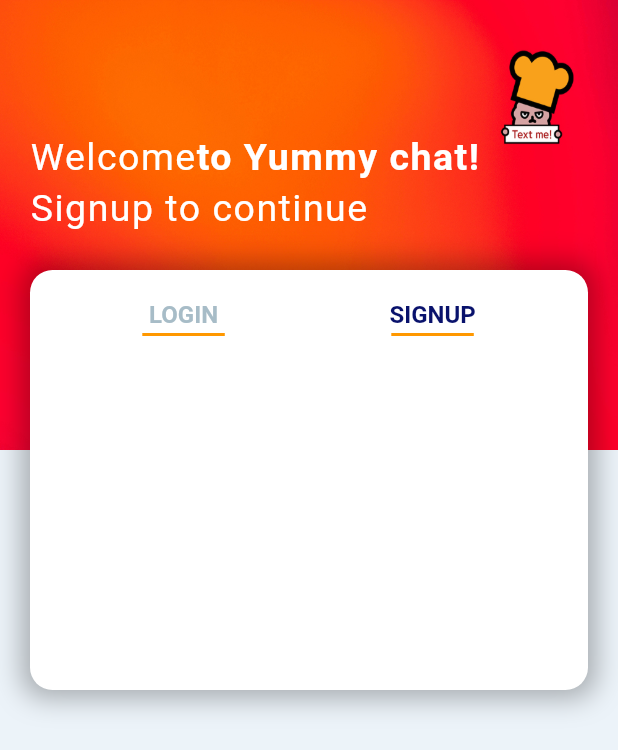
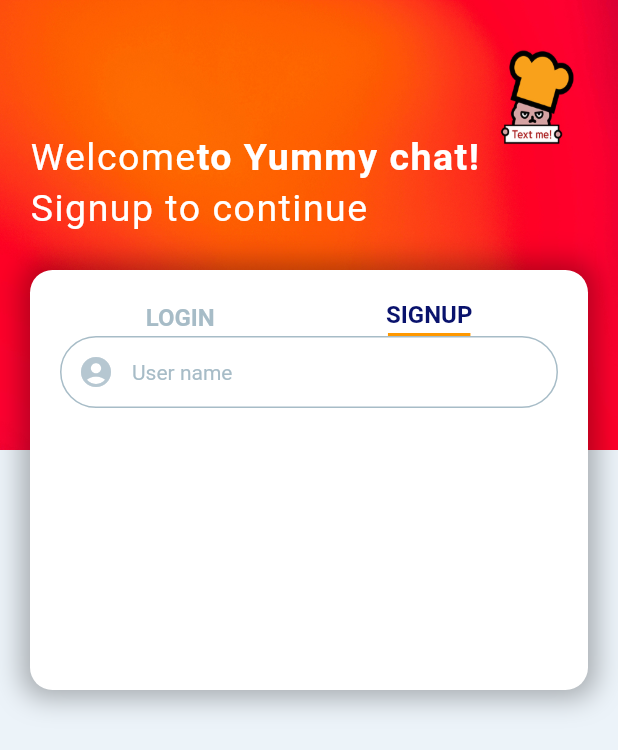
Before and after one commit to heejinshin/chatapp, a Flutter app: the screen it shows after launch, on a phone screen of 412 x 824 dp. Shown: the top 750 px of the screen. Run offline on Flutter 3.47's test engine with Material 2 defaults, Android fonts, the phone set to English and light mode, and no system bars.

Commit message:
main_screen changed

```diff
--- a/lib/screens/main_screen.dart
+++ b/lib/screens/main_screen.dart
@@ -106,14 +106,15 @@ class _LoginSignupScreenState extends State<LoginSignupScreen> {
                             style: TextStyle(
                                 fontSize: 16,
                                 fontWeight: FontWeight.bold,
-                                color: Palette.textColor1
+                                color: !isSignupScreen ? Palette.activeColor
+                                    : Palette.textColor1
                             ),
                           ),
+                          if(!isSignupScreen)
                           Container(
                             height: 2,
                             width: 55,
                             color: Colors.orange,
-                            margin: EdgeInsets.only(top: 3),
                           )
                         ],
                       ),
@@ -131,9 +132,11 @@ class _LoginSignupScreenState extends State<LoginSignupScreen> {
                               style: TextStyle(
                                   fontSize: 16,
                                   fontWeight: FontWeight.bold,
-                                  color: Palette.activeColor
+                                  color: isSignupScreen ? Palette.activeColor
+                                      : Palette.textColor1
                               ),
                             ),
+                            if(isSignupScreen)
                             Container(
                               height: 2,
                               width: 55,
@@ -144,6 +147,39 @@ class _LoginSignupScreenState extends State<LoginSignupScreen> {
                         ),
                       )
                     ],
+                  ),
+                  Container(
+                    child: Form(
+                      child: Column(
+                        children: [
+                          TextFormField(
+                            decoration: InputDecoration(
+                              prefixIcon: Icon(Icons.account_circle,
+                              color: Palette.iconColor,
+                              ),
+                              enabledBorder: OutlineInputBorder(
+                                borderSide: BorderSide(
+                                  color: Palette.textColor1
+                                ),
+                                borderRadius: BorderRadius.all(Radius.circular(35.0))
+                              ),
+                              focusedBorder: OutlineInputBorder(
+                                  borderSide: BorderSide(
+                                      color: Palette.textColor1
+                                  ),
+                                  borderRadius: BorderRadius.all(Radius.circular(35.0))
+                              ),
+                              hintText: 'User name',
+                              hintStyle: TextStyle(
+                                fontSize: 14,
+                                color: Palette.textColor1
+                              ),
+                              contentPadding: EdgeInsets.all(10)
+                            ),
+                          )
+                        ],
+                      ),
+                    ),
                   )
                 ],
               ),
```
